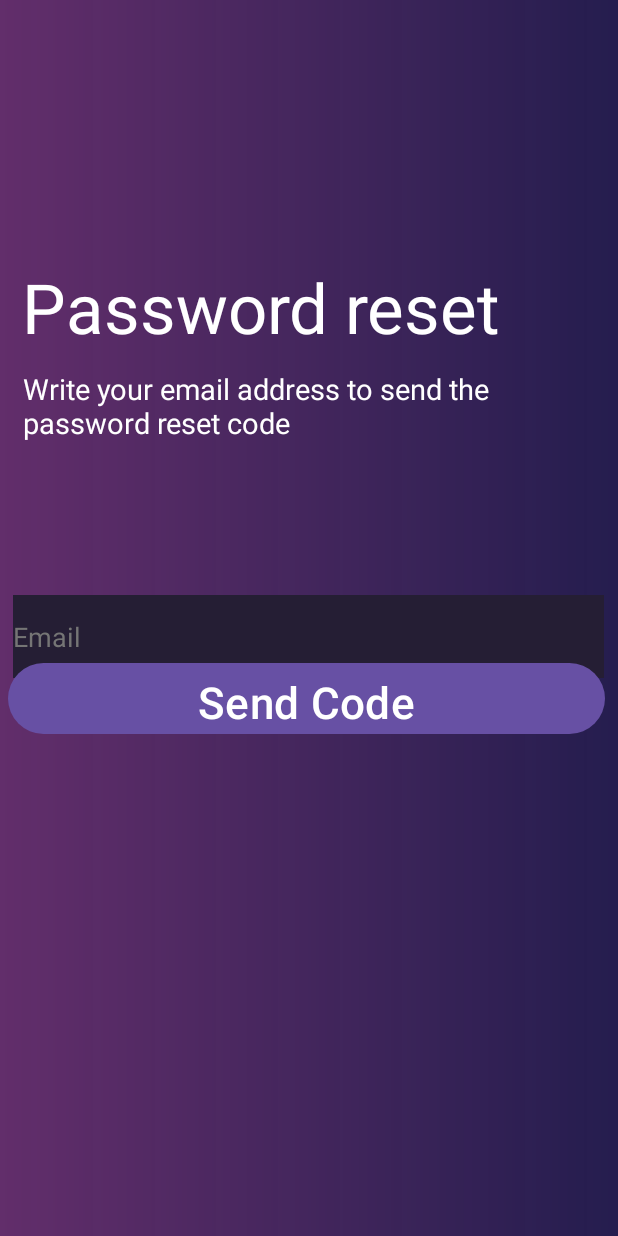
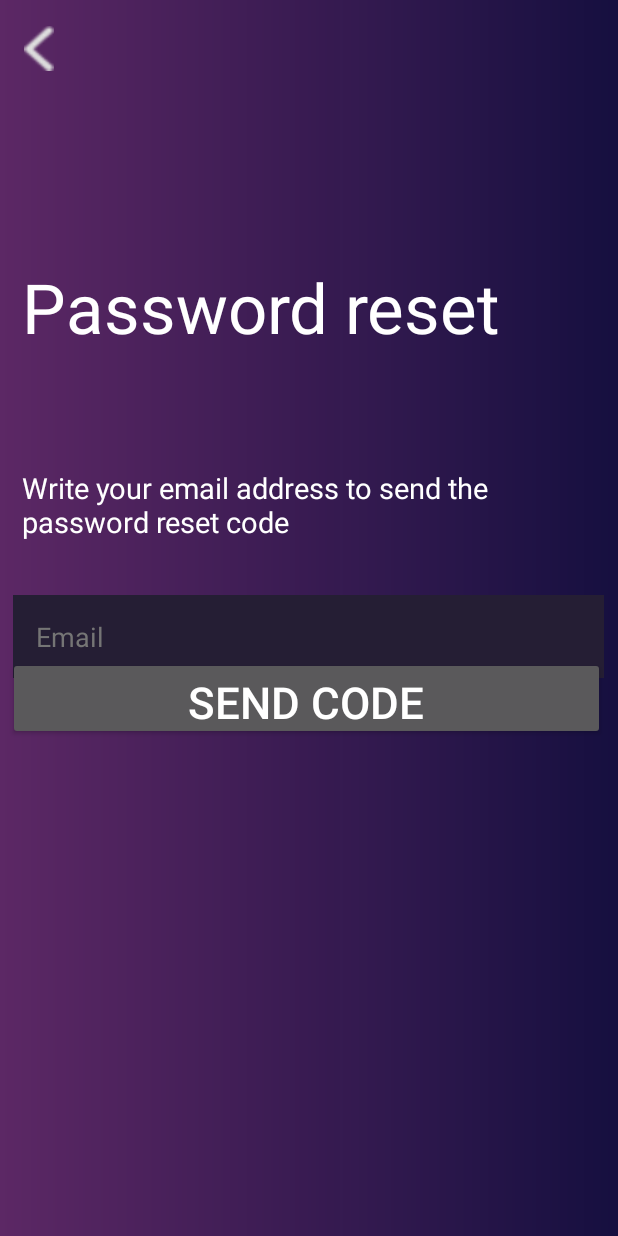
Before and after one commit to Diyaz007/Wallet, an Android app: the password screen opened directly, with no data from a screen before it, on a phone screen of 412 x 824 dp. Run offline under Robolectric (Android 15) with nearby library versions, the phone set to English and light mode, and no system bars.

Commit message:
Changing all code Islam

```diff
--- a/app/src/main/AndroidManifest.xml
+++ b/app/src/main/AndroidManifest.xml
@@ -12,6 +12,9 @@
         android:supportsRtl="true"
         android:theme="@style/Theme.Wallet"
         tools:targetApi="31">
+        <activity
+            android:name=".changepasswordaltynai"
+            android:exported="false" />
         <activity
             android:name=".confirmation_code"
             android:exported="false" />
--- /dev/null
+++ b/app/src/main/res/drawable/background_buttons_altynai.xml
@@ -0,0 +1,5 @@
+<?xml version="1.0" encoding="utf-8"?>
+<shape xmlns:android="http://schemas.android.com/apk/res/android">
+ <gradient android:startColor="#CE58E1" android:endColor="#5D4DBA" />
+    <corners android:radius="10sp" />
+</shape>
--- a/app/src/main/res/layout/activity_password.xml
+++ b/app/src/main/res/layout/activity_password.xml
@@ -7,8 +7,21 @@
     android:background="@drawable/background"
     tools:context=".password">
 
+    <ImageButton
+        android:id="@+id/buttonAltynai"
+        android:layout_width="20dp"
+        android:layout_height="30dp"
+        android:background="@drawable/backbuttonaltynai"
+        android:contentDescription="@string/buttonbackaltynai"
+        app:layout_constraintBottom_toBottomOf="parent"
+        app:layout_constraintEnd_toEndOf="parent"
+        app:layout_constraintHorizontal_bias="0.04"
+        app:layout_constraintStart_toStartOf="parent"
+        app:layout_constraintTop_toTopOf="parent"
+        app:layout_constraintVertical_bias="0.022" />
+
     <TextView
-        android:id="@+id/textView"
+        android:id="@+id/textViewAltynai"
         android:layout_width="397dp"
         android:layout_height="55dp"
         android:text="@string/password_reset"
@@ -22,18 +35,20 @@
         app:layout_constraintVertical_bias="0.226" />
 
     <TextView
+        android:id="@+id/addresAltynai"
         android:layout_width="380dp"
         android:layout_height="48dp"
+        android:layout_marginBottom="464dp"
         android:text="@string/write_your_email_address_to_send_the_password_reset_code"
         android:textColor="@color/white"
         android:textSize="19sp"
         android:textStyle="normal"
         app:layout_constraintBottom_toBottomOf="parent"
         app:layout_constraintEnd_toEndOf="parent"
-        app:layout_constraintHorizontal_bias="0.483"
+        app:layout_constraintHorizontal_bias="0.451"
         app:layout_constraintStart_toStartOf="parent"
-        app:layout_constraintTop_toBottomOf="@+id/textView"
-        app:layout_constraintVertical_bias="0.031" />
+        app:layout_constraintTop_toBottomOf="@+id/textViewAltynai"
+        app:layout_constraintVertical_bias="1.0" />
 
     <EditText
         android:id="@+id/email"
@@ -42,6 +57,7 @@
         android:layout_marginBottom="372dp"
         android:background="#251E34"
         android:hint="@string/email"
+        android:paddingStart="15sp"
         android:textColor="@color/white"
         android:textColorHint="#757575"
         app:layout_constraintBottom_toBottomOf="parent"
--- a/app/src/main/res/layout/activity_wallet_altynai.xml
+++ b/app/src/main/res/layout/activity_wallet_altynai.xml
@@ -21,6 +21,7 @@
         android:contentDescription="@string/wallet_altynai" />
 
     <TextView
+        android:id="@+id/walletAltynai"
         android:layout_width="156dp"
         android:layout_height="54dp"
         android:layout_marginBottom="356dp"
--- a/app/src/main/res/values/strings.xml
+++ b/app/src/main/res/values/strings.xml
@@ -24,4 +24,6 @@
     <string name="_3">3</string>
     <string name="sign_in_with_google">Sign in with Google</string>
     <string name="google">google</string>
+    <string name="backbuttonaltynaiDescription">backbuttonaltynai</string>
+    <string name="buttonbackaltynai">buttonbackaltynai</string>
 </resources>
--- a/app/src/main/res/values/themes.xml
+++ b/app/src/main/res/values/themes.xml
@@ -1,6 +1,6 @@
 <resources xmlns:tools="http://schemas.android.com/tools">
     <!-- Base application theme. -->
-    <style name="Base.Theme.Wallet" parent="Theme.Material3.DayNight.NoActionBar">
+    <style name="Base.Theme.Wallet" parent="Theme.MaterialComponents.NoActionBar.Bridge">
         <!-- Customize your light theme here. -->
         <!-- <item name="colorPrimary">@color/my_light_primary</item> -->
     </style>
```
Also changed, not shown: app/src/main/java/com/example/wallet/changepasswordaltynai.kt (added, +11 -0 lines), app/src/main/res/layout/activity_changepasswordaltynai.xml (added, +125 -0 lines), app/src/main/res/layout/activity_confirmation_code.xml (+13 -0 lines), app/src/main/res/layout/activity_welcome_back.xml (+14 -9 lines), app/src/main/res/drawable/backbuttonaltynai.png (added).
